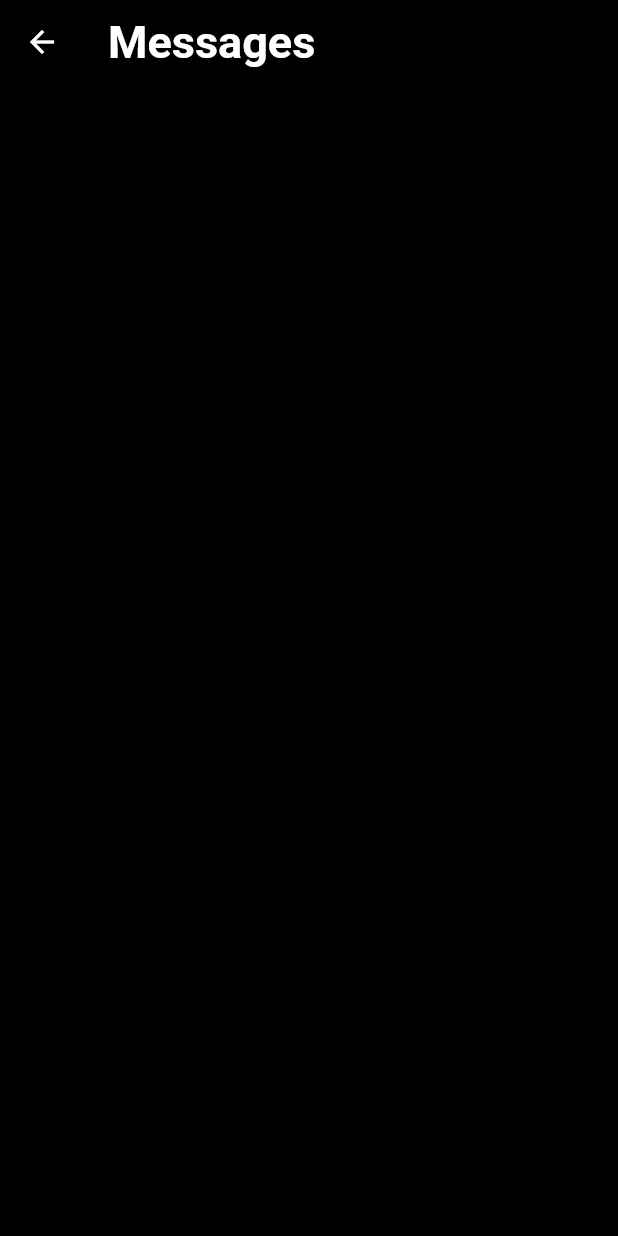
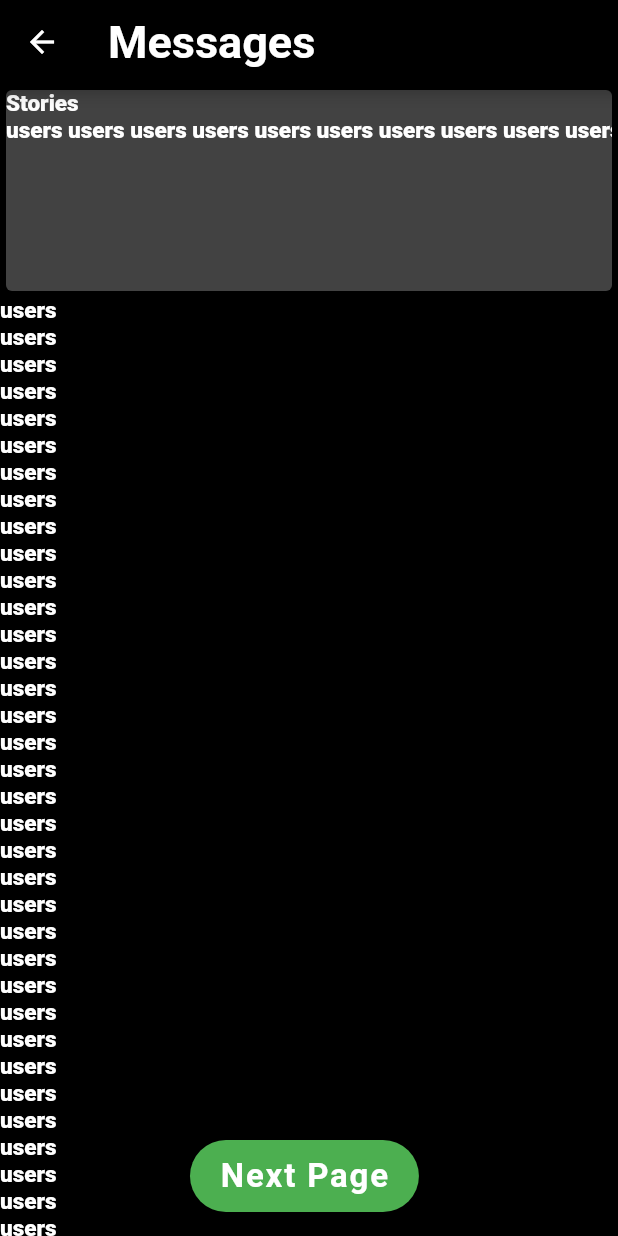
Before and after one commit to elliotfayman/TextPy, a Flutter app: the screen it shows after launch, after a tap on "Click to Start", on a phone screen of 412 x 824 dp. Run offline on Flutter 3.47's test engine with Material 2 defaults, Android fonts, the light colour scheme and no system bars; network calls fail.

Commit message:
Flutter UI Implementation

```diff
--- a/Flutter/webcraft_app/lib/main.dart
+++ b/Flutter/webcraft_app/lib/main.dart
@@ -1,21 +1,25 @@
 import 'package:flutter/cupertino.dart';
 import 'package:flutter/material.dart';
 
+/// The entry point of the application.
+/// It runs the [MaterialApp] widget with the [HomeScreen] as the default screen.
 void main() {
   runApp(MaterialApp(
     debugShowCheckedModeBanner: false,
     title: 'TextPy',
-    home: FirstPage(),
+    home: HomeScreen(),
   ));
 }
 
-class FirstPage extends StatelessWidget {
-  const FirstPage({super.key});
+/// The home screen widget.
+class HomeScreen extends StatelessWidget {
+  /// Creates a [HomeScreen] instance.
+  const HomeScreen({Key? key});
 
   @override
   Widget build(BuildContext context) {
     return Scaffold(
-      //Home screen
+//Home screen
       backgroundColor: Colors.black,
 
       body: Container(
@@ -23,36 +27,42 @@ class FirstPage extends StatelessWidget {
           image: DecorationImage(
             image: NetworkImage(
                 'https://img.freepik.com/free-photo/beautiful-rendering-colorful-circles_53876-97645.jpg?size=626&ext=jpg&ga=GA1.2.602118684.1677986394&semt=ais'),
+            // Fitting the image to cover the whole area
             fit: BoxFit.cover,
             colorFilter: ColorFilter.mode(
+              //Adding blue-grey color to the image
               Colors.blueGrey,
+              //Modulating the color blend mode
               BlendMode.modulate,
             ),
           ),
         ),
+
+        //Stack widget for overlaying widgets
         child: Stack(
           children: [
             Align(
-              alignment: Alignment(-0.5, -0.12),
+              //Aligning the text widget
+              alignment: Alignment(-0.6, -0.12),
               child: Text(
                 'Welcome to',
                 style: TextStyle(
                   fontSize: 23,
-                  // fontWeight: FontWeight.bold,
                   fontStyle: FontStyle.italic,
+                  //Setting the text color
                   color: Colors.white,
                 ),
               ),
             ),
             Align(
+              //Aligning the text widget
               alignment: Alignment(0.0, 0.05),
               child: Text(
-                'TextPy',
+                'T e x t P y',
                 style: TextStyle(
                   fontFamily: 'West End Knights',
-                  fontSize: 90,
-                  // fontWeight: FontWeight.bold,
-                  // fontStyle: FontStyle.italic,
+                  fontSize: 70,
+                  //Setting the text color
                   color: Colors.white,
                 ),
               ),
@@ -61,8 +71,10 @@ class FirstPage extends StatelessWidget {
         ),
       ),
 
+      //Adding a floating action button
       floatingActionButton: SizedBox(
         child: Align(
+          //Aligning the floating action button
           alignment: Alignment(0.1, 0.4),
           child: FittedBox(
             child: FloatingActionButton.extended(
@@ -73,8 +85,10 @@ class FirstPage extends StatelessWidget {
                     fontWeight: FontWeight.bold,
                   ),
                 ),
+                //Setting the background color
                 backgroundColor: Colors.green,
                 onPressed: () {
+                  //Navigating to the second page
                   Navigator.push(
                     context,
                     MaterialPageRoute(builder: (context) => const SecondPage()),
@@ -87,7 +101,9 @@ class FirstPage extends StatelessWidget {
   }
 }
 
+/// A second page widget that displays a list of users and a floating action button that navigates to the chat page.
 class SecondPage extends StatelessWidget {
+  /// Creates a second page widget with the given [key].
   const SecondPage({super.key});
 
   @override
@@ -95,19 +111,171 @@ class SecondPage extends StatelessWidget {
     return Scaffold(
       //Home screen
       backgroundColor: Colors.black,
+      // App bar widget
       appBar: AppBar(
         //Widget
         title: Text(
+          // Setting the app bar title
           'Messages',
           style: TextStyle(
             fontWeight: FontWeight.bold,
             fontSize: 30,
           ),
         ),
+        //Setting the background color of the app bar
         backgroundColor: Colors.black45,
       ),
+      //Adding a custom scroll view
+      body: CustomScrollView(
+        slivers: [
+          //Adding a sliver to the custom scroll view
+          SliverToBoxAdapter(
+            //Stories widget
+            child: Stories(),
+          ),
+          SliverList(
+            delegate:
+                SliverChildBuilderDelegate((BuildContext context, int index) {
+              return Text('users ',
+                  style: TextStyle(
+                    fontWeight: FontWeight.w900,
+                    color: Colors.white,
+                    fontSize: 15,
+                  ));
+            }),
+          ),
+        ],
+      ),
 
-      body: Center(),
+      floatingActionButton: SizedBox(
+        child: Align(
+          alignment: Alignment(0.1, 1),
+          child: FittedBox(
+            child: FloatingActionButton.extended(
+                label: Text(
+                  "Next Page",
+                  style: TextStyle(
+                    fontSize: 22,
+                    fontWeight: FontWeight.bold,
+                  ),
+                ),
+                backgroundColor: Colors.green,
+                onPressed: () {
+                  Navigator.push(
+                    context,
+                    MaterialPageRoute(builder: (context) => ChatPage()),
+                  );
+                }),
+          ),
+        ),
+      ),
     );
   }
 }
+
+/// A widget that displays a list of stories.
+class Stories extends StatelessWidget {
+  const Stories({Key? key}) : super(key: key);
+
+  @override
+  Widget build(BuildContext context) {
+    return Card(
+//Stories
+      elevation: 0,
+      color: Colors.grey[800],
+      child: SizedBox(
+        height: 134,
+        child: Column(
+          crossAxisAlignment: CrossAxisAlignment.start,
+          children: [
+            const Text(
+              'Stories',
+              style: TextStyle(
+                fontWeight: FontWeight.w900,
+                color: Colors.white,
+                fontSize: 15,
+              ),
+            ),
+            Expanded(
+              child: ListView.builder(
+                scrollDirection: Axis.horizontal,
+                itemBuilder: (BuildContext context, int index) {
+                  return Text('users ',
+                      style: TextStyle(
+                        fontWeight: FontWeight.w900,
+                        color: Colors.white,
+                        fontSize: 15,
+                      ));
+                },
+              ),
+            ),
+          ],
+        ),
+      ),
+    );
+  }
+}
+
+/// A message class that stores the text, date, and whether the message was sent by the user or not.
+class Message {
+  final String text;
+  final DateTime date;
+  final bool isSentbyMe;
+
+  const Message({
+    required this.text,
+    required this.date,
+    required this.isSentbyMe,
+  });
+}
+
+/// A page that displays a chat interface.
+class ChatPage extends StatelessWidget {
+  /// The list of messages in the chat.
+  List<Message> messages = [
+    Message(
+      text: 'Yes sure!',
+      date: DateTime.now().subtract(Duration(minutes: 1)),
+      isSentbyMe: false,
+    ),
+  ].reversed.toList();
+
+  @override
+  Widget build(BuildContext context) {
+    return Scaffold(
+//Home screen
+      backgroundColor: Colors.black,
+      body: Column(
+        children: [
+          Expanded(
+            child: GroupedListView<Message, DateTime>(
+              padding: const EdgeInsets.all(8),
+
+              /// The list of messages to be displayed in the chat.
+              elements: messages,
+
+              /// The grouping method for the messages (in this case, by year).
+              groupBy: (message) => DateTime(2023),
+
+              /// The builder for the group headers (in this case, an empty SizedBox).
+              groupHeaderBuilder: (Message message) => SizedBox(),
+
+              /// The builder for the individual messages (in this case, an empty Container).
+              itemBuilder: (context, Message message) => Container(),
+            ),
+          ),
+
+          /// The input field for typing a new message.
+          Container(
+              color: Colors.grey.shade300,
+              child: TextField(
+                decoration: const InputDecoration(
+                  contentPadding: EdgeInsets.all(12),
+                  hintText: 'Type your message here...',
+                ),
+              ))
+        ],
+      ),
+    );
+  }
+}
--- a/Flutter/webcraft_app/pubspec.yaml
+++ b/Flutter/webcraft_app/pubspec.yaml
@@ -30,6 +30,7 @@ environment:
 dependencies:
   flutter:
     sdk: flutter
+
 
 
   # The following adds the Cupertino Icons font to your application.
@@ -91,6 +92,7 @@ flutter:
          - asset: assets/fonts/LondrinaShadow-Regular.ttf
            #         - asset: fonts/Schyler-Italic.ttf
            weight: 700
+
      - family: TrainOne
        fonts:
          - asset: assets/fonts/TrainOne-Regular.ttf
```
